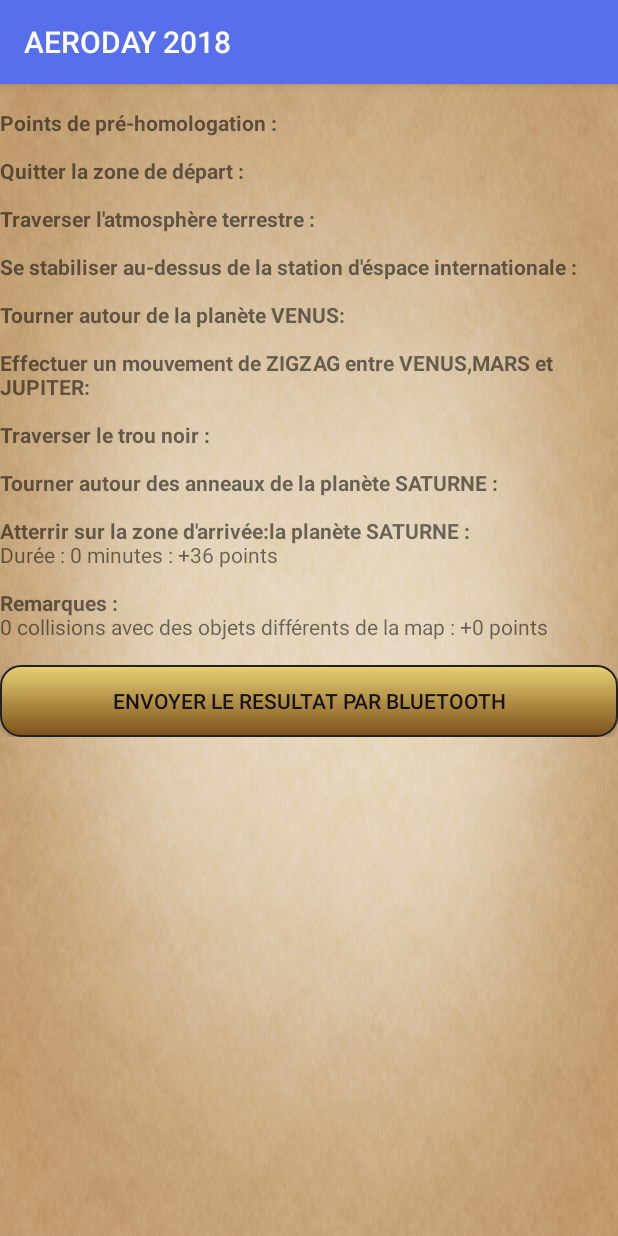
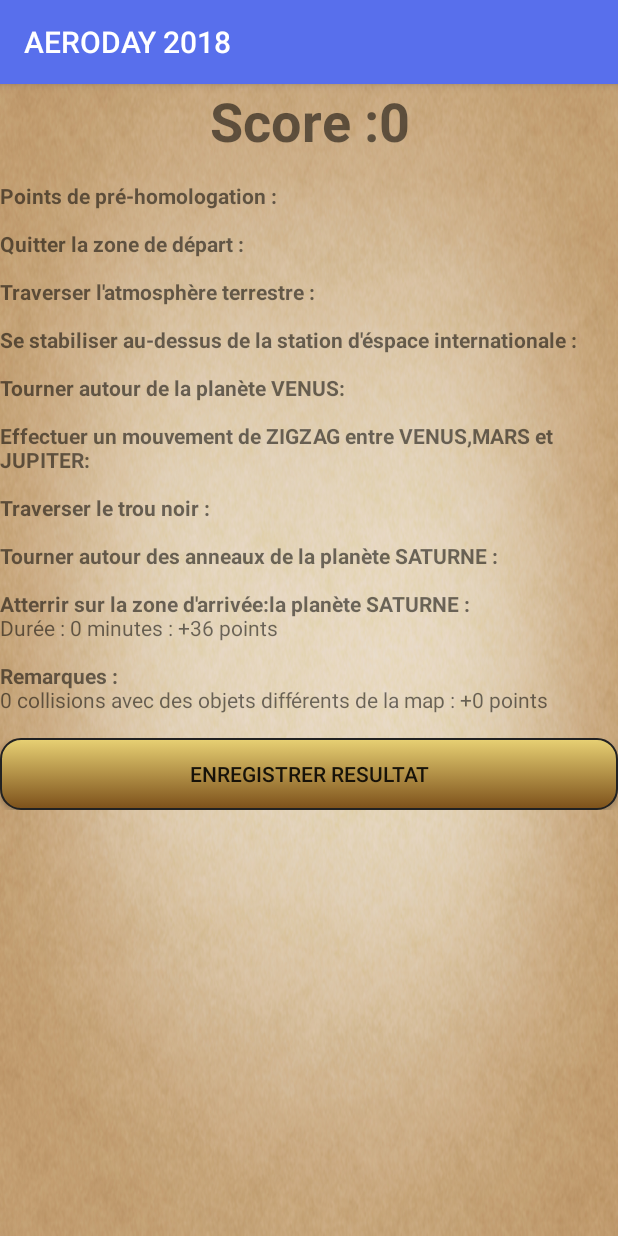
Before and after one commit to samy30/AERODAY2018, an Android app: the details2 screen opened directly, with no data from a screen before it, on a phone screen of 412 x 824 dp. Run offline under Robolectric (Android 15) with nearby library versions, the phone set to English and light mode, and no system bars; our stand-ins replace Firebase (no records; nobody signed in at launch, a user with empty details on screens opened directly); 44 statements that could not run were skipped.

Commit message:
fix bugs

```diff
--- a/app/src/main/java/com/example/user/aeroday2018/details2.java
+++ b/app/src/main/java/com/example/user/aeroday2018/details2.java
@@ -5,8 +5,13 @@ import android.support.v7.app.AppCompatActivity;
 import android.os.Bundle;
 import android.text.Spannable;
 import android.text.SpannableStringBuilder;
+import android.view.View;
 import android.widget.Button;
 import android.widget.TextView;
+import android.widget.Toast;
+
+import com.google.firebase.database.DatabaseReference;
+import com.google.firebase.database.FirebaseDatabase;
 
 public class details2 extends AppCompatActivity {
     String epreuve1 = "\nPoints de pré-homologation :\n" ;
@@ -19,20 +24,29 @@ public class details2 extends AppCompatActivity {
     String epreuve8 = "\nTourner autour des anneaux de la planète SATURNE :\n" ;
     String epreuve9 = "\nAtterrir sur la zone d'arrivée:la planète SATURNE :\n" ;
     String epreuve10 = "\nRemarques :\n" ;
+    String scori ="Score :";
 
     String cont1="",cont2="",cont3="",cont4="",cont5="",cont6="",cont7="",cont8="",cont9="",cont10="";
     String tosend="";
     Button Bl ;
+    DatabaseReference myRef ;
+    String resultat ;
     final String Newligne=System.getProperty("line.separator");
-
+    int sum;
+    int collision ;
+    int duree ;
+    TextView resultat2 ;
     @Override
     protected void onCreate(Bundle savedInstanceState) {
         super.onCreate(savedInstanceState);
         setContentView(R.layout.activity_details2);
+        myRef = FirebaseDatabase.getInstance().getReference("scoresAerochallenge");
         Bl=(Button)findViewById(R.id.bluetooth);
+        resultat2 =(TextView)findViewById(R.id.score);
         Intent i =getIntent();
         final boolean[] details = i.getBooleanArrayExtra("details");
-        int duree=i.getIntExtra("duree",0);
+        duree=i.getIntExtra("duree",0);
+        sum =i.getIntExtra("somme",0);
         int r;
         Integer duree2=duree;
 
@@ -41,7 +55,7 @@ public class details2 extends AppCompatActivity {
         if(duree<180) r=36;
         else r=(36-Math.round((duree-180)/5));
         Integer r2=r;
-        int collision=i.getIntExtra("collision",0);
+        collision=i.getIntExtra("collision",0);
         Integer collision2=collision;
         Integer collision3=collision*5;
         if (details[0]) cont1+=("Diamétre entre 250mm et 300mm  : -20 points"+Newligne) ;
@@ -115,7 +129,31 @@ public class details2 extends AppCompatActivity {
         str.setSpan(new android.text.style.StyleSpan(android.graphics.Typeface.BOLD), x, x+epreuve10.length(), Spannable.SPAN_EXCLUSIVE_EXCLUSIVE);
 
         TextView myText =(TextView)findViewById(R.id.myText);
+        resultat=sorti(details);
+        myText.setText(str);
+        Integer s=sum;
+        resultat2.setText(scori+s.toString());
+        Bl.setOnClickListener(new View.OnClickListener() {
+            @Override
+            public void onClick(View view) {
+             addScore();
+            }
+        });
+    }
 
-        myText.setText(str);
+    String sorti(boolean[] boo){
+        String resultat="";
+        for(int i=0;i<boo.length;i++){
+            if(boo[i]) resultat+='t';
+            else resultat+='f';
+        }
+        return (resultat);
+
+    }
+    void addScore(){
+        String id =myRef.push().getKey();
+        Score2 mScore =new Score2(resultat,sum,collision,duree);
+        myRef.child(id).setValue(mScore);
+        Toast.makeText(details2.this,"score added", Toast.LENGTH_LONG).show();
     }
 }
--- a/app/src/main/java/com/example/user/aeroday2018/resultat2.java
+++ b/app/src/main/java/com/example/user/aeroday2018/resultat2.java
@@ -20,7 +20,7 @@ public class resultat2 extends AppCompatActivity {
         Button myDetails =(Button)findViewById(R.id.details);
 
         Intent i = getIntent();
-        int somme = i.getIntExtra(HeliBattle.somme,0);
+        final int somme = i.getIntExtra(HeliBattle.somme,0);
         result.setText(String.valueOf(somme));
         final boolean[] details = i.getBooleanArrayExtra("details");
         final int duree =i.getIntExtra("duree",0);
@@ -34,6 +34,7 @@ public class resultat2 extends AppCompatActivity {
                 myIntent.putExtra("details",details);
                 myIntent.putExtra("duree",duree);
                 myIntent.putExtra("collision",collision);
+                myIntent.putExtra("somme",somme);
                 startActivity(myIntent);
             }
         });
--- a/app/src/main/res/layout/activity_details2.xml
+++ b/app/src/main/res/layout/activity_details2.xml
@@ -17,6 +17,14 @@
             android:orientation="vertical" >
 
             <TextView
+                android:id="@+id/score"
+                android:layout_width="match_parent"
+                android:layout_height="wrap_content"
+                android:text="TextView"
+                android:textAlignment="center"
+                android:textSize="36sp"
+                android:textStyle="bold" />
+            <TextView
                 android:id="@+id/myText"
                 android:layout_width="match_parent"
                 android:layout_height="wrap_content"
@@ -27,7 +35,7 @@
                 android:layout_width="match_parent"
                 android:layout_height="wrap_content"
                 android:background="@drawable/button_background2"
-                android:text="Envoyer le resultat par Bluetooth" />
+                android:text="Enregistrer resultat" />
         </LinearLayout>
     </ScrollView>
 </android.support.constraint.ConstraintLayout>
```
Also changed, not shown: app/src/main/java/com/example/user/aeroday2018/Score2.java (added, +38 -0 lines), app/src/main/java/com/example/user/aeroday2018/details.java (+6 -2 lines), app/src/main/res/layout/activity_details.xml (+8 -0 lines).
